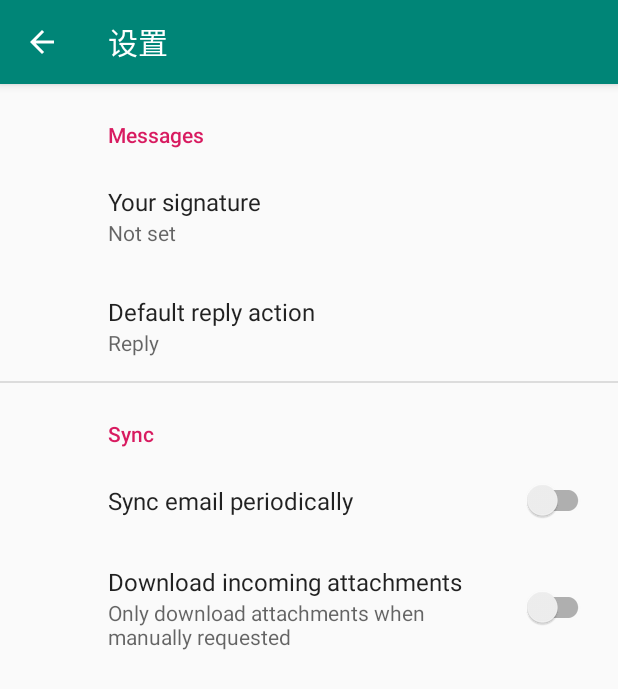
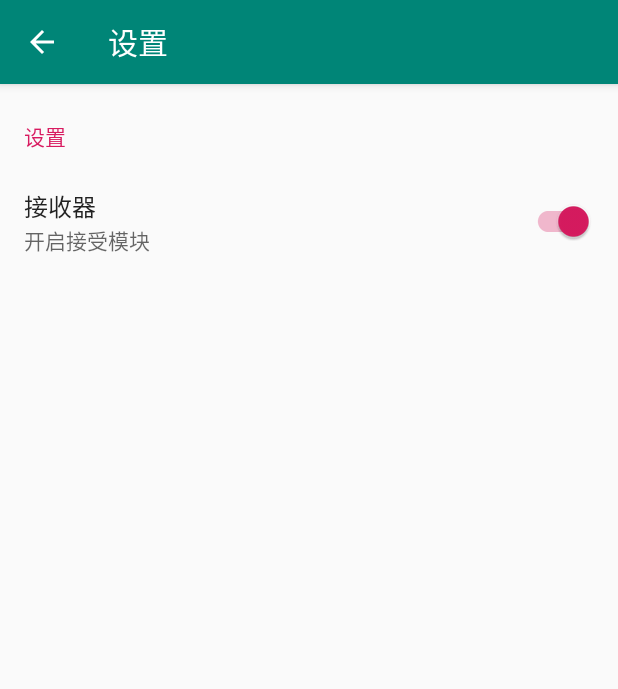
Before and after one commit to sunziping2016/SoundMessage, an Android app: the SettingsActivity screen opened directly, with no data from a screen before it, on a phone screen of 412 x 824 dp. Shown: the top 689 px of the screen. Run offline under Robolectric (Android 15) with nearby library versions, the phone set to English and light mode, and no system bars; our stand-ins replace androidx.preference.

Commit message:
change settings

```diff
--- a/app/src/main/java/io/szp/soundmessage/MainActivity.java
+++ b/app/src/main/java/io/szp/soundmessage/MainActivity.java
@@ -43,4 +43,5 @@ public class MainActivity extends AppCompatActivity {
                 sendText.getText().toString() + '\n');
         sendText.getText().clear();
     }
+
 }
--- a/app/src/main/res/layout/activity_main.xml
+++ b/app/src/main/res/layout/activity_main.xml
@@ -9,7 +9,7 @@
     <androidx.constraintlayout.widget.ConstraintLayout
         android:id="@+id/BottomLayout"
         android:layout_width="0dp"
-        android:layout_height="64dp"
+        android:layout_height="50dp"
         app:layout_constraintBottom_toBottomOf="parent"
         app:layout_constraintEnd_toEndOf="parent"
         app:layout_constraintStart_toStartOf="parent">
--- a/app/src/main/res/menu/main_menu.xml
+++ b/app/src/main/res/menu/main_menu.xml
@@ -5,6 +5,5 @@
         android:id="@+id/settingsButton"
         android:title=""
         app:showAsAction="always"
-        android:icon="@drawable/ic_action_settings"
-        />
+        android:icon="@drawable/ic_action_settings" />
 </menu>
--- a/app/src/main/res/values/arrays.xml
+++ b/app/src/main/res/values/arrays.xml
@@ -1,12 +1,2 @@
 <resources>
-    <!-- Reply Preference -->
-    <string-array name="reply_entries">
-        <item>Reply</item>
-        <item>Reply to all</item>
-    </string-array>
-
-    <string-array name="reply_values">
-        <item>reply</item>
-        <item>reply_all</item>
-    </string-array>
 </resources>
--- a/app/src/main/res/values/strings.xml
+++ b/app/src/main/res/values/strings.xml
@@ -4,17 +4,10 @@
     <string name="title_activity_settings">设置</string>
 
     <!-- Preference Titles -->
-    <string name="messages_header">Messages</string>
-    <string name="sync_header">Sync</string>
+    <string name="main_settings_header">设置</string>
 
-    <!-- Messages Preferences -->
-    <string name="signature_title">Your signature</string>
-    <string name="reply_title">Default reply action</string>
-
-    <!-- Sync Preferences -->
-    <string name="sync_title">Sync email periodically</string>
-    <string name="attachment_title">Download incoming attachments</string>
-    <string name="attachment_summary_on">Automatically download attachments for incoming emails
-    </string>
-    <string name="attachment_summary_off">Only download attachments when manually requested</string>
+    <!-- Main Preferences -->
+    <string name="receiver_enabled_title">接收器</string>
+    <string name="receiver_enabled_on">开启接受模块</string>
+    <string name="receiver_enabled_off">关闭接受模块</string>
 </resources>
--- a/app/src/main/res/xml/root_preferences.xml
+++ b/app/src/main/res/xml/root_preferences.xml
@@ -16,36 +16,17 @@
 
 <PreferenceScreen xmlns:app="http://schemas.android.com/apk/res-auto">
 
-    <PreferenceCategory app:title="@string/messages_header">
-
-        <EditTextPreference
-            app:key="signature"
-            app:title="@string/signature_title"
-            app:useSimpleSummaryProvider="true" />
-
-        <ListPreference
-            app:defaultValue="reply"
-            app:entries="@array/reply_entries"
-            app:entryValues="@array/reply_values"
-            app:key="reply"
-            app:title="@string/reply_title"
-            app:useSimpleSummaryProvider="true" />
-
-    </PreferenceCategory>
-
-    <PreferenceCategory app:title="@string/sync_header">
+    <PreferenceCategory
+        app:iconSpaceReserved="false"
+        app:title="@string/main_settings_header">
 
         <SwitchPreferenceCompat
-            app:key="sync"
-            app:title="@string/sync_title" />
-
-        <SwitchPreferenceCompat
-            app:dependency="sync"
-            app:key="attachment"
-            app:summaryOff="@string/attachment_summary_off"
-            app:summaryOn="@string/attachment_summary_on"
-            app:title="@string/attachment_title" />
-
+            app:defaultValue="true"
+            app:iconSpaceReserved="false"
+            app:key="receiverEnabled"
+            app:summaryOff="@string/receiver_enabled_off"
+            app:summaryOn="@string/receiver_enabled_on"
+            app:title="@string/receiver_enabled_title" />
     </PreferenceCategory>
 
 </PreferenceScreen>
```
